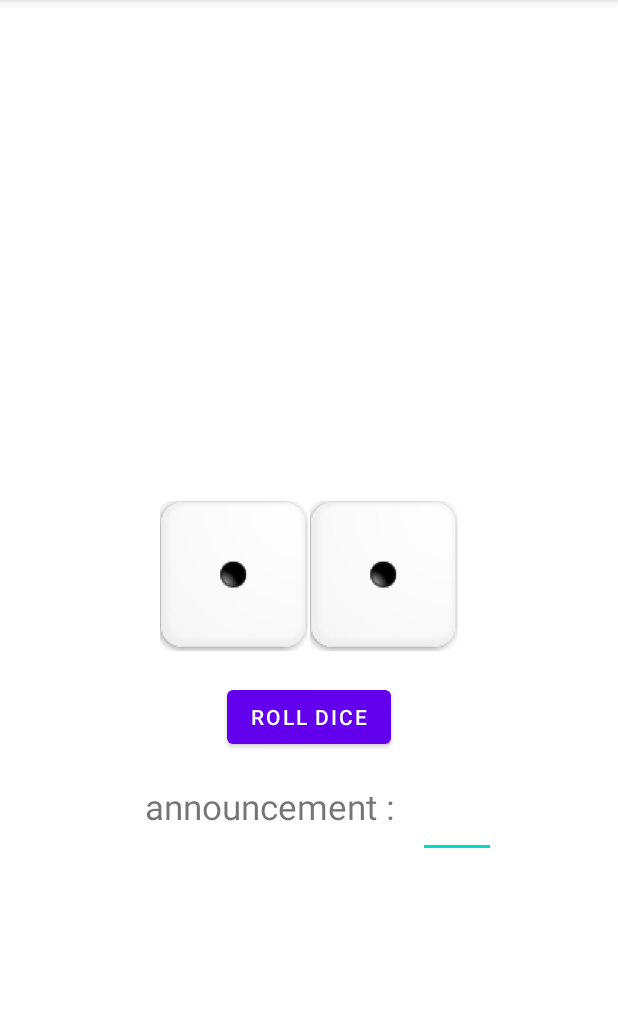
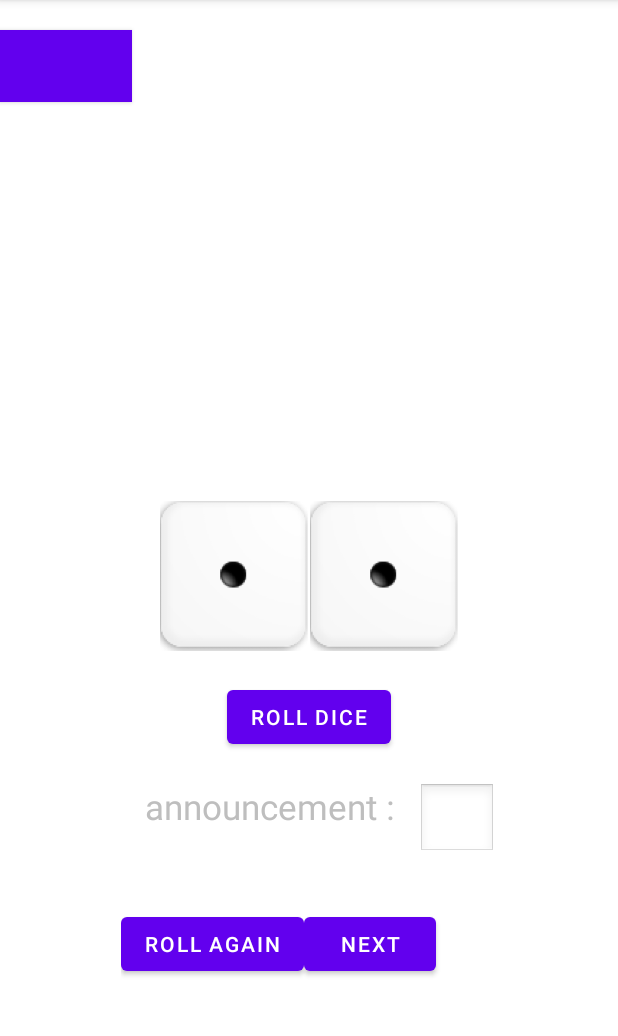
Before and after one commit to talmi2/TheMexicanGame, an Android app: the Game screen opened directly, with no data from a screen before it, on a phone screen of 412 x 824 dp, the part 84-1120 px from its top. Run offline under Robolectric (Android 15) with nearby library versions, the phone set to English and light mode, and no system bars.

Commit message:
Summary 6
Roll Again and Next Buttons

```diff
--- a/app/src/main/java/fr/delcey/mexicangame/Game.java
+++ b/app/src/main/java/fr/delcey/mexicangame/Game.java
@@ -15,7 +15,7 @@ public class Game extends AppCompatActivity {
 
     private DBHandler dbHandler;
     private ImageView dice1, dice2;
-    private Button rollButton;
+    private Button rollButton, next_player_button, comeback;
     private EditText playerInput;
     private TextView playerName;
 
@@ -31,6 +31,9 @@ public class Game extends AppCompatActivity {
         rollButton = findViewById(R.id.roll_button);
         playerName = findViewById(R.id.player_name);
         playerInput = findViewById(R.id.main_edittext_num1);
+        next_player_button = findViewById(R.id.next_player);
+        comeback = findViewById(R.id.come_back);
+
 
         rollButton.setOnClickListener(new View.OnClickListener() {
             @Override
--- a/app/src/main/java/fr/delcey/mexicangame/MainActivity.java
+++ b/app/src/main/java/fr/delcey/mexicangame/MainActivity.java
@@ -2,6 +2,7 @@ package fr.delcey.mexicangame;
 
 import static fr.delcey.mexicangame.R.id.dice1;
 
+import androidx.appcompat.app.AlertDialog;
 import androidx.appcompat.app.AppCompatActivity;
 
 import android.annotation.SuppressLint;
@@ -67,8 +68,12 @@ public class MainActivity extends AppCompatActivity {
             @Override
             public void onClick(View view) {
                 String strNumber=mNumEditText.getText().toString().trim();
-                if(TextUtils.isEmpty(strNumber) ||(Integer.parseInt(strNumber) < 1 && Integer.parseInt(strNumber)>9)){
-
+                if(TextUtils.isEmpty(strNumber) || (Integer.parseInt(strNumber) < 2 || Integer.parseInt(strNumber)>9)){
+                    AlertDialog.Builder builder = new AlertDialog.Builder(MainActivity.this);
+                    builder.setTitle("Error");
+                    builder.setMessage("You need yo enter a number between 2 and 9");
+                    builder.setPositiveButton("OK", null);
+                    builder.show();
                 }
                 else{
                     Intent intent = new Intent(MainActivity.this,Go.class);
--- a/app/src/main/res/layout/activity_game.xml
+++ b/app/src/main/res/layout/activity_game.xml
@@ -4,8 +4,16 @@
     android:layout_width="match_parent"
     android:layout_height="match_parent"
     android:layout_gravity="center_vertical"
+    android:theme="@android:style/Theme.NoTitleBar"
     tools:context=".Game">
-
+    <Button
+        android:id="@+id/come_back"
+        android:layout_width="wrap_content"
+        android:layout_height="wrap_content"
+        android:layout_marginTop="20dp"
+        android:onClick="comeback"
+        android:background="@color/white"
+        android:src="@drawable/fleche" />
     <TextView
         android:id="@+id/player_name"
         android:layout_width="wrap_content"
@@ -77,7 +85,28 @@
             android:digits="123456"
             android:inputType="number" />
 
+    </LinearLayout>
+    <LinearLayout
+        android:id="@+id/button_next"
+        android:layout_width="250dp"
+        android:layout_height="wrap_content"
+        android:layout_below="@id/edit_text_container"
+        android:layout_centerInParent="true"
+        android:layout_marginTop="20dp"
+        android:orientation="horizontal">
+    <Button
+        android:id="@id/roll_button"
+        android:layout_width="wrap_content"
+        android:layout_height="wrap_content"
+        android:layout_centerHorizontal="true"
+        android:onClick="rollDice"
+        android:text="Roll Again" />
 
+        <Button
+            android:id="@+id/next_player"
+            android:layout_width="wrap_content"
+            android:layout_height="wrap_content"
+            android:text="Next" />
     </LinearLayout>
 
 
```
Also changed, not shown: app/src/main/res/drawable/fleche.png (added).
